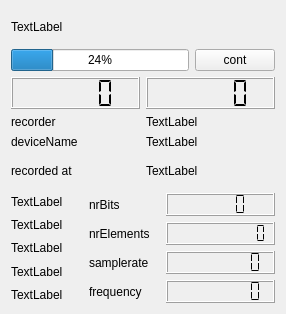
First picture: the form in qt-devices/xml-filereader/xmlfiles.ui, repository JvanKatwijk/qt-dab, before the edit.
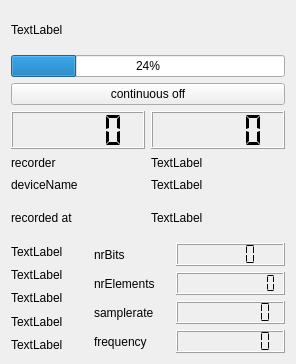
Second picture: the form after the edit.

```diff
--- a/qt-devices/xml-filereader/xmlfiles.ui
+++ b/qt-devices/xml-filereader/xmlfiles.ui
@@ -6,8 +6,8 @@
    <rect>
     <x>0</x>
     <y>0</y>
-    <width>286</width>
-    <height>314</height>
+    <width>296</width>
+    <height>364</height>
    </rect>
   </property>
   <property name="windowTitle">
@@ -25,8 +25,6 @@
     </widget>
    </item>
    <item>
-    <layout class="QHBoxLayout" name="horizontalLayout_4">
-     <item>
       <widget class="QProgressBar" name="fileProgress">
        <property name="toolTip">
         <string>&lt;html&gt;&lt;head/&gt;&lt;body&gt;&lt;p&gt;File progress&lt;/p&gt;&lt;/body&gt;&lt;/html&gt;</string>
@@ -39,11 +37,9 @@
      <item>
       <widget class="QPushButton" name="continuousButton">
        <property name="text">
-        <string>cont</string>
-       </property>
-      </widget>
-     </item>
-    </layout>
+      <string>continuous off</string>
+     </property>
+    </widget>
    </item>
    <item>
     <layout class="QHBoxLayout" name="horizontalLayout">
```
Lines whose indentation alone changed are shown as unchanged.
